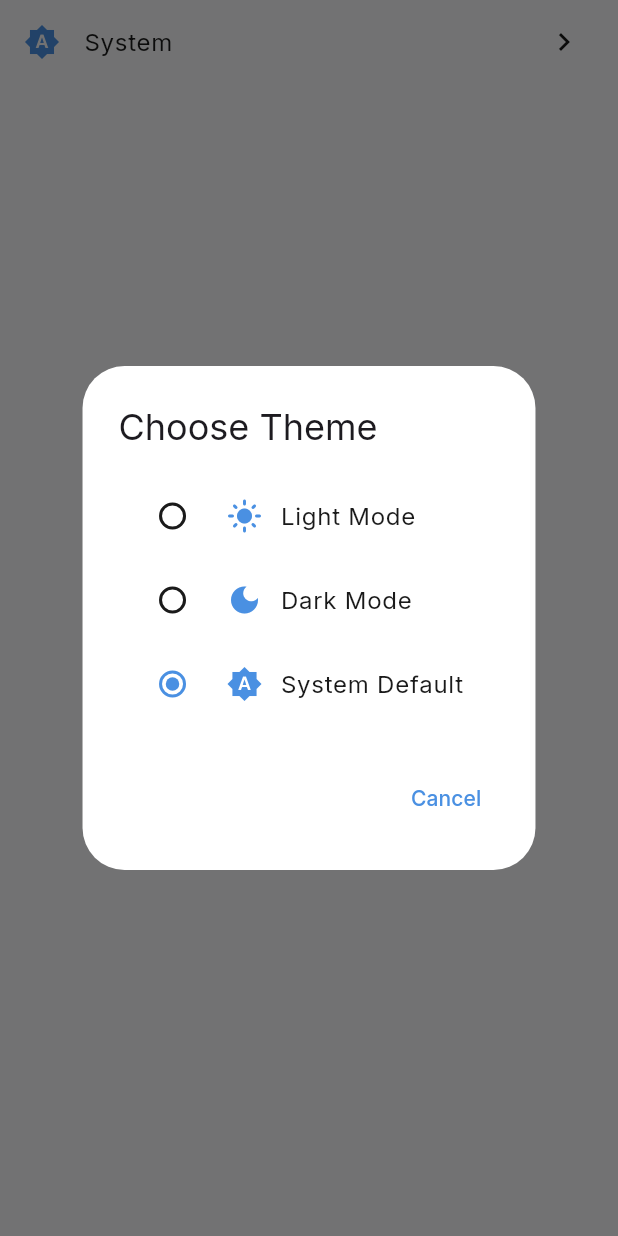
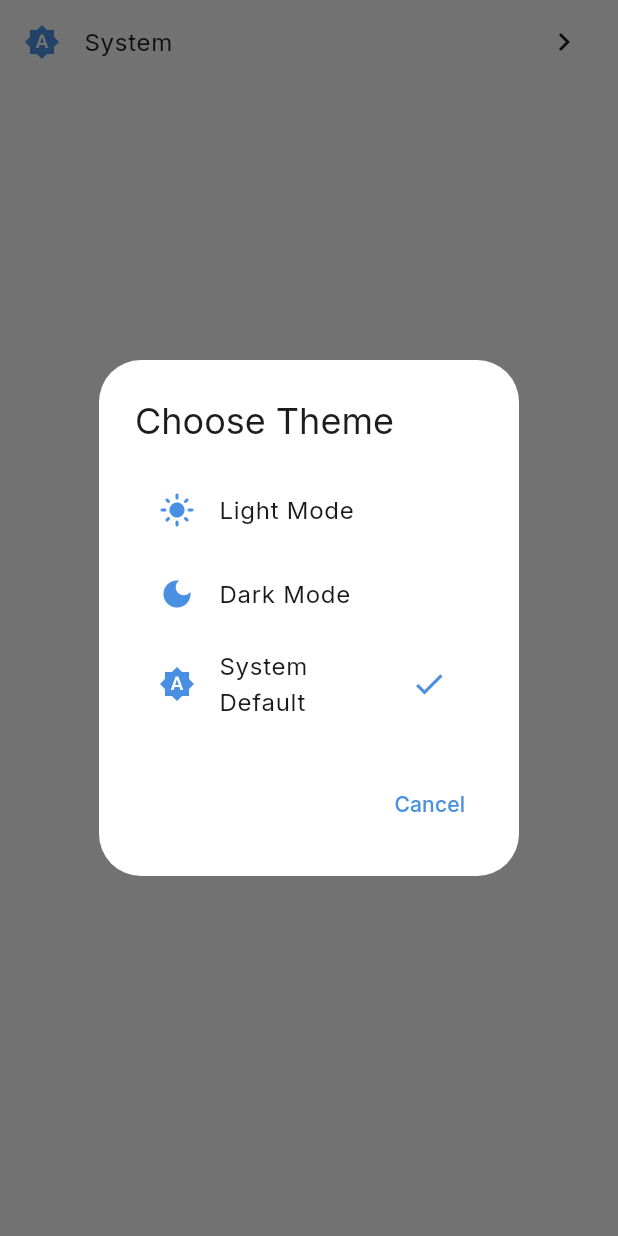
Before and after one commit to Rohit-Chandra-007/flutter_ocr_app, a Flutter app: the ThemeToggleButton widget shown alone on an empty page, opened directly, after a tap on "System", on a phone screen of 412 x 824 dp. Run offline on Flutter 3.47's test engine with Material 3 defaults, Android fonts, the phone set to English and light mode, and no system bars; our stand-ins replace camera, file_picker, flutter_animate, flutter_riverpod, google_fonts, image_picker and 4 more; missing offline and left inert: google_mlkit_text_recognition, pdfx; accounts and stored records are empty; generated files the repository leaves out were written again.

Commit message:
ready for release

```diff
--- a/lib/features/settings/screens/settings_screen.dart
+++ b/lib/features/settings/screens/settings_screen.dart
@@ -25,7 +25,7 @@ class SettingsScreen extends ConsumerWidget {
                   padding: const EdgeInsets.all(AppTheme.spacing16),
                   child: Row(
                     children: [
-                      Icon(
+                      const Icon(
                         Icons.palette,
                         color: AppTheme.primaryBlue,
                         size: 24,
@@ -57,7 +57,7 @@ class SettingsScreen extends ConsumerWidget {
                   padding: const EdgeInsets.all(AppTheme.spacing16),
                   child: Row(
                     children: [
-                      Icon(
+                      const Icon(
                         Icons.info,
                         color: AppTheme.primaryBlue,
                         size: 24,
--- a/lib/features/settings/widgets/theme_toggle_button.dart
+++ b/lib/features/settings/widgets/theme_toggle_button.dart
@@ -16,7 +16,6 @@ class ThemeToggleButton extends ConsumerWidget {
   @override
   Widget build(BuildContext context, WidgetRef ref) {
     final themeMode = ref.watch(themeProvider);
-    final themeNotifier = ref.read(themeProvider.notifier);
 
     IconData getIcon() {
       switch (themeMode) {
@@ -71,55 +70,37 @@ class ThemeToggleButton extends ConsumerWidget {
         content: Column(
           mainAxisSize: MainAxisSize.min,
           children: [
-            RadioListTile<ThemeMode>(
-              title: const Row(
-                children: [
-                  Icon(Icons.light_mode, color: AppTheme.primaryBlue),
-                  SizedBox(width: 12),
-                  Text('Light Mode'),
-                ],
-              ),
-              value: ThemeMode.light,
-              groupValue: currentTheme,
-              onChanged: (value) {
-                if (value != null) {
-                  themeNotifier.setThemeMode(value);
-                  Navigator.pop(context);
-                }
+            ListTile(
+              leading: const Icon(Icons.light_mode, color: AppTheme.primaryBlue),
+              title: const Text('Light Mode'),
+              trailing: currentTheme == ThemeMode.light
+                ? const Icon(Icons.check, color: AppTheme.primaryBlue)
+                : null,
+              onTap: () {
+                themeNotifier.setThemeMode(ThemeMode.light);
+                Navigator.pop(context);
               },
             ),
-            RadioListTile<ThemeMode>(
-              title: const Row(
-                children: [
-                  Icon(Icons.dark_mode, color: AppTheme.primaryBlue),
-                  SizedBox(width: 12),
-                  Text('Dark Mode'),
-                ],
-              ),
-              value: ThemeMode.dark,
-              groupValue: currentTheme,
-              onChanged: (value) {
-                if (value != null) {
-                  themeNotifier.setThemeMode(value);
-                  Navigator.pop(context);
-                }
+            ListTile(
+              leading: const Icon(Icons.dark_mode, color: AppTheme.primaryBlue),
+              title: const Text('Dark Mode'),
+              trailing: currentTheme == ThemeMode.dark
+                ? const Icon(Icons.check, color: AppTheme.primaryBlue)
+                : null,
+              onTap: () {
+                themeNotifier.setThemeMode(ThemeMode.dark);
+                Navigator.pop(context);
               },
             ),
-            RadioListTile<ThemeMode>(
-              title: const Row(
-                children: [
-                  Icon(Icons.brightness_auto, color: AppTheme.primaryBlue),
-                  SizedBox(width: 12),
-                  Text('System Default'),
-                ],
-              ),
-              value: ThemeMode.system,
-              groupValue: currentTheme,
-              onChanged: (value) {
-                if (value != null) {
-                  themeNotifier.setThemeMode(value);
-                  Navigator.pop(context);
-                }
+            ListTile(
+              leading: const Icon(Icons.brightness_auto, color: AppTheme.primaryBlue),
+              title: const Text('System Default'),
+              trailing: currentTheme == ThemeMode.system
+                ? const Icon(Icons.check, color: AppTheme.primaryBlue)
+                : null,
+              onTap: () {
+                themeNotifier.setThemeMode(ThemeMode.system);
+                Navigator.pop(context);
               },
             ),
           ],
--- a/lib/features/splash/screens/splash_screen.dart
+++ b/lib/features/splash/screens/splash_screen.dart
@@ -1,4 +1,5 @@
 import 'dart:async';
+
 import 'package:flutter/material.dart';
 
 /// Simple splash screen that displays app logo and navigates to home
@@ -58,7 +59,7 @@ class _SplashScreenState extends State<SplashScreen>
     await Future.delayed(const Duration(seconds: 2));
 
     if (mounted) {
-      widget.onComplete();
+      widget.onComplete(); // Callback to navigate
     }
   }
 
--- a/pubspec.yaml
+++ b/pubspec.yaml
@@ -41,6 +41,7 @@ dependencies:
   shared_preferences: ^2.2.2
 
   cupertino_icons: ^1.0.8
+  flutter_launcher_icons: ^0.14.4
 
 
 
@@ -57,4 +58,4 @@ flutter:
   assets:
     - assets/
     - assets/animations/
-    - assets/icons/
+    - assets/icon/
```
Also changed, not shown: lib/features/demo/demo_screen.dart (deleted, +0 -69 lines), lib/features/scan_history/screens/home_screen.dart (+33 -18 lines), pubspec.lock, 21 other files.
